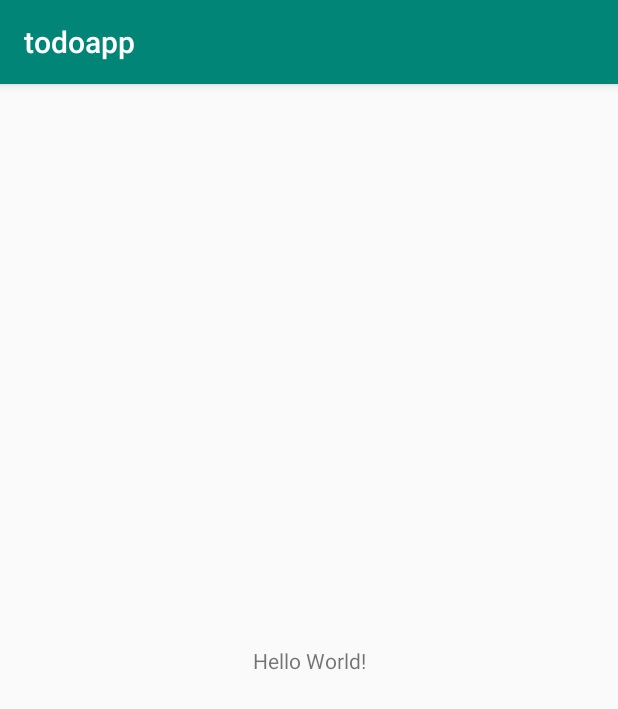
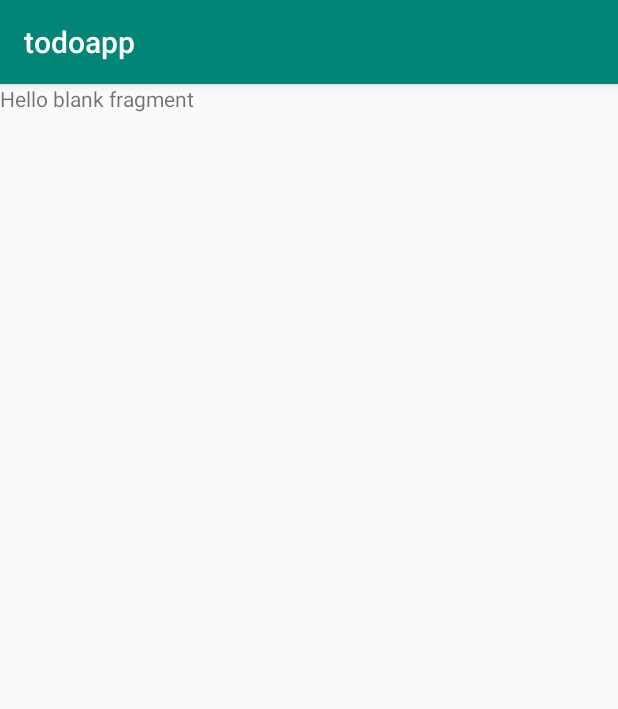
Before and after one commit to ekusiadadus/TodoApp, an Android app: the screen it shows after launch (MainActivity), on a phone screen of 412 x 824 dp. Shown: the top 709 px of the screen. Run offline under Robolectric (Android 15) with nearby library versions, the phone set to English and light mode, and no system bars; our stand-ins replace Dagger/Hilt's generated code.

Commit message:
add Navigation

```diff
--- a/app/build.gradle
+++ b/app/build.gradle
@@ -64,5 +64,7 @@ dependencies {
 
     // Fragment-KTX
     implementation 'androidx.fragment:fragment-ktx:1.2.0'
+    implementation 'androidx.navigation:navigation-fragment-ktx:2.2.0'
+    implementation 'androidx.navigation:navigation-ui-ktx:2.2.0'
 
 }
--- a/app/src/main/res/layout/activity_main.xml
+++ b/app/src/main/res/layout/activity_main.xml
@@ -6,13 +6,12 @@
     android:layout_height="match_parent"
     tools:context=".ui.MainActivity">
 
-    <TextView
-        android:layout_width="wrap_content"
-        android:layout_height="wrap_content"
-        android:text="Hello World!"
-        app:layout_constraintBottom_toBottomOf="parent"
-        app:layout_constraintLeft_toLeftOf="parent"
-        app:layout_constraintRight_toRightOf="parent"
-        app:layout_constraintTop_toTopOf="parent" />
+    <androidx.fragment.app.FragmentContainerView
+        android:id="@+id/container"
+        android:name="androidx.navigation.fragment.NavHostFragment"
+        android:layout_width="match_parent"
+        android:layout_height="match_parent"
+        app:defaultNavHost="true"
+        app:navGraph="@navigation/main_nav_graph" />
 
 </androidx.constraintlayout.widget.ConstraintLayout>
--- /dev/null
+++ b/app/src/main/res/navigation/main_nav_graph.xml
@@ -0,0 +1,15 @@
+<?xml version="1.0" encoding="utf-8"?>
+<navigation xmlns:android="http://schemas.android.com/apk/res/android"
+    xmlns:app="http://schemas.android.com/apk/res-auto"
+    xmlns:tools="http://schemas.android.com/tools"
+    android:id="@+id/main_nav_graph"
+    app:startDestination="@id/todoListFragment">
+
+    <fragment
+        android:id="@+id/todoListFragment"
+        android:name="com.nanaten.todoapp.ui.TodoListFragment"
+        android:label="ToDo List"
+        tools:layout="@layout/fragment_todo_list">
+
+    </fragment>
+</navigation>
```
